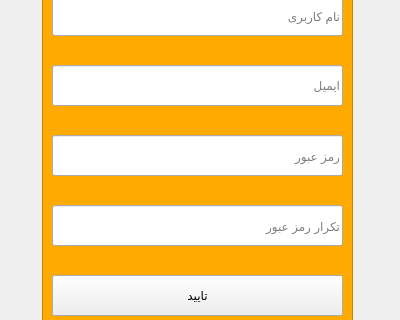
mozali1386-alt/Ketab_e_Man, file publishersignupwindow.ui: the form before one commit; both pictures show x 0 to 400 and y 180 to 500 of the 400 by 500 pixel window.
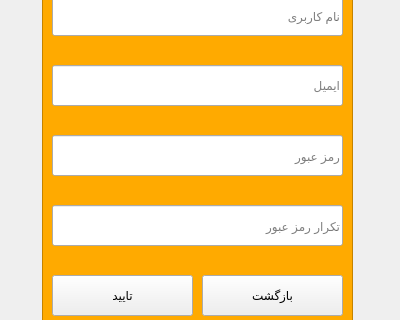
The form after the commit. Icons and pictures are not drawn.

Commit message: Add validation and routing from Publisher signup to dashboard

The edit to the form file:
```diff
--- a/publishersignupwindow.ui
+++ b/publishersignupwindow.ui
@@ -149,7 +149,7 @@
       <rect>
        <x>10</x>
        <y>360</y>
-       <width>291</width>
+       <width>141</width>
        <height>41</height>
       </rect>
      </property>
@@ -228,6 +228,22 @@
       <string/>
      </property>
     </widget>
+    <widget class="QPushButton" name="pushButton_back">
+     <property name="geometry">
+      <rect>
+       <x>160</x>
+       <y>360</y>
+       <width>141</width>
+       <height>41</height>
+      </rect>
+     </property>
+     <property name="styleSheet">
+      <string notr="true">font: 20pt &quot;Segoe UI&quot;;</string>
+     </property>
+     <property name="text">
+      <string>بازگشت</string>
+     </property>
+    </widget>
    </widget>
   </widget>
   <widget class="QMenuBar" name="menubar">
```
The commit also changes 2 other files.
